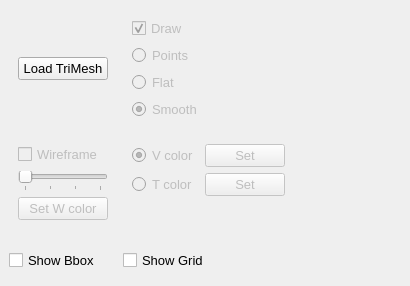
This is Visualizzatore/Visualizzatore/GUI/managers/trimesh_manager.ui in pizza1994/TesiTriennale as Qt 5 draws it before an edit. The edited form follows.
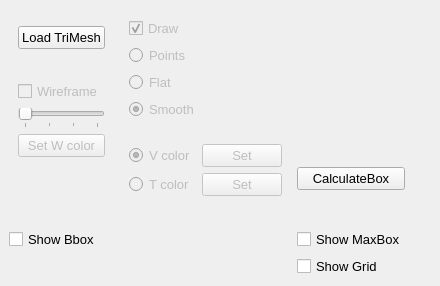
This is the edited form.

What changed in the file:
```diff
--- a/Visualizzatore/Visualizzatore/GUI/managers/trimesh_manager.ui
+++ b/Visualizzatore/Visualizzatore/GUI/managers/trimesh_manager.ui
@@ -6,13 +6,13 @@
    <rect>
     <x>0</x>
     <y>0</y>
-    <width>410</width>
+    <width>440</width>
     <height>286</height>
    </rect>
   </property>
   <property name="minimumSize">
    <size>
-    <width>410</width>
+    <width>440</width>
     <height>286</height>
    </size>
   </property>
@@ -32,7 +32,7 @@
   </property>
   <widget class="QWidget" name="dockWidgetContents">
    <layout class="QGridLayout" name="gridLayout">
-    <item row="0" column="5" rowspan="4">
+    <item row="0" column="6" rowspan="5">
      <spacer name="horizontalSpacer_2">
       <property name="orientation">
        <enum>Qt::Horizontal</enum>
@@ -63,59 +63,35 @@
       </layout>
      </widget>
     </item>
-    <item row="0" column="4">
-     <widget class="QFrame" name="frame">
-      <layout class="QVBoxLayout" name="verticalLayout">
-       <item>
-        <widget class="QCheckBox" name="cbDrawTrimesh">
-         <property name="enabled">
-          <bool>false</bool>
-         </property>
+    <item row="3" column="3">
+     <widget class="QCheckBox" name="cbShowBBox">
          <property name="text">
-          <string>Draw</string>
-         </property>
-         <property name="checked">
-          <bool>true</bool>
-         </property>
-        </widget>
-       </item>
-       <item>
-        <widget class="QRadioButton" name="rbPoints">
-         <property name="enabled">
-          <bool>false</bool>
-         </property>
+       <string>Show Bbox</string>
+      </property>
+     </widget>
+    </item>
+    <item row="3" column="5">
+     <widget class="QCheckBox" name="cbShowMaxBox">
          <property name="text">
-          <string>Points</string>
+       <string>Show MaxBox</string>
          </property>
         </widget>
        </item>
-       <item>
-        <widget class="QRadioButton" name="rbFlat">
-         <property name="enabled">
-          <bool>false</bool>
-         </property>
+    <item row="4" column="5">
+     <widget class="QCheckBox" name="cbShowGrid">
          <property name="text">
-          <string>Flat</string>
+       <string>Show Grid</string>
          </property>
         </widget>
        </item>
-       <item>
-        <widget class="QRadioButton" name="rbSmooth">
-         <property name="enabled">
-          <bool>false</bool>
-         </property>
+    <item row="2" column="5">
+     <widget class="QPushButton" name="butCalculateBox">
          <property name="text">
-          <string>Smooth</string>
-         </property>
-         <property name="checked">
-          <bool>true</bool>
-         </property>
-        </widget>
-       </item>
-      </layout>
-     </widget>
-    </item>
-    <item row="1" column="3">
+       <string>CalculateBox</string>
+      </property>
+     </widget>
+    </item>
+    <item row="1" column="3" rowspan="2">
      <widget class="QFrame" name="frame_3">
       <property name="frameShape">
        <enum>QFrame::NoFrame</enum>
@@ -203,7 +179,7 @@
       </layout>
      </widget>
     </item>
-    <item row="1" column="4">
+    <item row="2" column="4">
      <widget class="QFrame" name="frame_2">
       <layout class="QGridLayout" name="gridLayout_2">
        <item row="4" column="0" colspan="2">
@@ -285,18 +261,56 @@
       </layout>
      </widget>
     </item>
-    <item row="2" column="3">
-     <widget class="QCheckBox" name="cbShowBBox">
+    <item row="0" column="4" rowspan="2">
+     <widget class="QFrame" name="frame">
+      <layout class="QVBoxLayout" name="verticalLayout">
+       <item>
+        <widget class="QCheckBox" name="cbDrawTrimesh">
+         <property name="enabled">
+          <bool>false</bool>
+         </property>
       <property name="text">
-       <string>Show Bbox</string>
-      </property>
-     </widget>
-    </item>
-    <item row="2" column="4">
-     <widget class="QCheckBox" name="cbShowGrid">
+          <string>Draw</string>
+         </property>
+         <property name="checked">
+          <bool>true</bool>
+         </property>
+        </widget>
+       </item>
+       <item>
+        <widget class="QRadioButton" name="rbPoints">
+         <property name="enabled">
+          <bool>false</bool>
+         </property>
       <property name="text">
-       <string>Show Grid</string>
-      </property>
+          <string>Points</string>
+         </property>
+        </widget>
+       </item>
+       <item>
+        <widget class="QRadioButton" name="rbFlat">
+         <property name="enabled">
+          <bool>false</bool>
+         </property>
+         <property name="text">
+          <string>Flat</string>
+         </property>
+        </widget>
+       </item>
+       <item>
+        <widget class="QRadioButton" name="rbSmooth">
+         <property name="enabled">
+          <bool>false</bool>
+         </property>
+         <property name="text">
+          <string>Smooth</string>
+         </property>
+         <property name="checked">
+          <bool>true</bool>
+         </property>
+        </widget>
+       </item>
+      </layout>
      </widget>
     </item>
    </layout>
```
Lines whose indentation alone changed are shown as unchanged.
